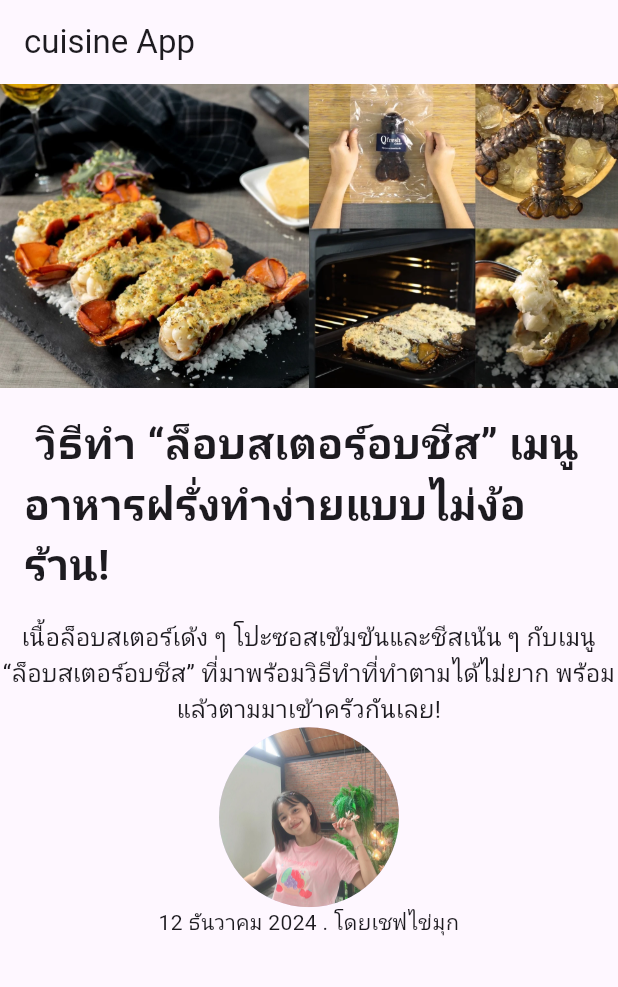
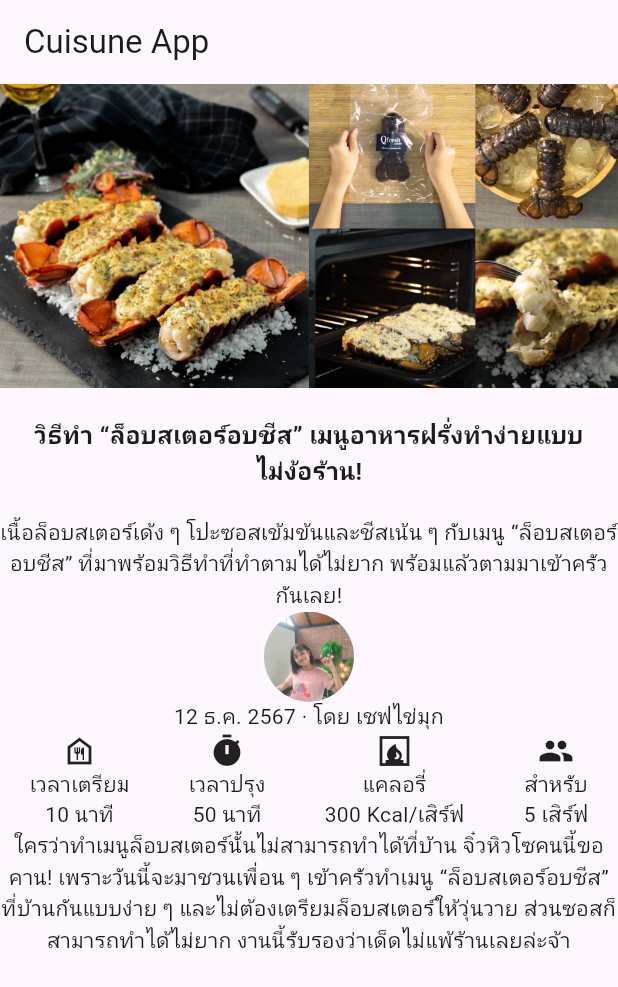
Before and after one commit to Mookditsaya2456/lab3.2_032, a Flutter app: the screen it shows after launch, on a phone screen of 412 x 824 dp. Shown: the top 987 px of the screen. Run offline on Flutter 3.47's test engine with Material 3 defaults, Android fonts, the phone set to English and light mode, and no system bars; our stand-ins replace google_fonts; Roboto replaces fonts that are missing (Itim).

Commit message:
first commit

```diff
--- a/lib/main.dart
+++ b/lib/main.dart
@@ -16,26 +16,10 @@ class MyApp extends StatelessWidget {
       title: 'Flutter Demo',
       theme: ThemeData(
         textTheme: GoogleFonts.itimTextTheme(),
-
-        // This is the theme of your application.
-        //
-        // TRY THIS: Try running your application with "flutter run". You'll see
-        // the application has a purple toolbar. Then, without quitting the app,
-        // try changing the seedColor in the colorScheme below to Colors.green
-        // and then invoke "hot reload" (save your changes or press the "hot
-        // reload" button in a Flutter-supported IDE, or press "r" if you used
-        // the command line to start the app).
-        //
-        // Notice that the counter didn't reset back to zero; the application
-        // state is not lost during the reload. To reset the state, use hot
-        // restart instead.
-        //
-        // This works for code too, not just values: Most code changes can be
-        // tested with just a hot reload.
         colorScheme: ColorScheme.fromSeed(seedColor: Colors.deepPurple),
         useMaterial3: true,
       ),
-      home: const Firstpage(),
+      home: const FirstPage(),
     );
   }
 }
--- a/lib/pages/firstpage.dart
+++ b/lib/pages/firstpage.dart
@@ -1,41 +1,78 @@
 import 'package:flutter/material.dart';
 
-class Firstpage extends StatelessWidget {
-  const Firstpage({super.key});
+class FirstPage extends StatelessWidget {
+  const FirstPage({super.key});
 
   @override
   Widget build(BuildContext context) {
     return Scaffold(
       appBar: AppBar(
-        title: Text("cuisine App"),
+        title: Text("Cuisune App"),
       ),
       body: Column(
         children: [
           Image.asset("assets/cover.jpg"),
           const Padding(
-            padding: EdgeInsets.all(16.0),
-            child: Text(
-              " วิธีทำ “ล็อบสเตอร์อบชีส” เมนูอาหารฝรั่งทำง่ายแบบไม่ง้อร้าน!",
-              style: TextStyle(fontSize: 28, fontWeight: FontWeight.bold),
+            padding: EdgeInsets.all(19.0),
+            child: Center(
+              child: Text(
+                "วิธีทำ “ล็อบสเตอร์อบชีส” เมนูอาหารฝรั่งทำง่ายแบบไม่ง้อร้าน!",
+                style: TextStyle(fontSize: 16, fontWeight: FontWeight.bold),
+                textAlign: TextAlign.center,
+              ),
             ),
           ),
           Center(
             child: Text(
               "เนื้อล็อบสเตอร์เด้ง ๆ โปะซอสเข้มข้นและชีสเน้น ๆ กับเมนู “ล็อบสเตอร์อบชีส” ที่มาพร้อมวิธีทำที่ทำตามได้ไม่ยาก พร้อมแล้วตามมาเข้าครัวกันเลย! ",
-              style: TextStyle(fontSize: 16),
+              style: TextStyle(fontSize: 14),
               textAlign: TextAlign.center,
             ),
           ),
           CircleAvatar(
-            radius: 60,
+            radius: 30,
             backgroundImage: AssetImage("assets/profile.jpg"),
           ),
           Center(
-            child: Text(
-              "12 ธันวาคม 2024 . โดยเชฟไข่มุก",
-              style: TextStyle(fontSize: 14),
-              textAlign: TextAlign.center,
-            ),
+              child: Text("12 ธ.ค. 2567 · โดย เชฟไข่มุก ",
+                  style: TextStyle(fontSize: 14), textAlign: TextAlign.center)),
+          Row(
+            mainAxisAlignment: MainAxisAlignment.spaceAround,
+            children: [
+              Column(
+                children: [
+                  Icon(Icons.food_bank_outlined),
+                  Text("เวลาเตรียม"),
+                  Text("10 นาที"),
+                ],
+              ),
+              Column(
+                children: [
+                  Icon(Icons.timer),
+                  Text("เวลาปรุง"),
+                  Text("50 นาที")
+                ],
+              ),
+              Column(
+                children: [
+                  Icon(Icons.fireplace),
+                  Text("แคลอรี่"),
+                  Text("300 Kcal/เสิร์ฟ")
+                ],
+              ),
+              Column(
+                children: [
+                  Icon(Icons.people),
+                  Text("สำหรับ"),
+                  Text("5 เสิร์ฟ")
+                ],
+              ),
+            ],
+          ),
+          Text(
+            "ใครว่าทำเมนูล็อบสเตอร์นั้นไม่สามารถทำได้ที่บ้าน จิ๋วหิวโซคนนี้ขอคาน! เพราะวันนี้จะมาชวนเพื่อน ๆ เข้าครัวทำเมนู “ล็อบสเตอร์อบชีส” ที่บ้านกันแบบง่าย ๆ และไม่ต้องเตรียมล็อบสเตอร์ให้วุ่นวาย ส่วนซอสก็สามารถทำได้ไม่ยาก งานนี้รับรองว่าเด็ดไม่แพ้ร้านเลยล่ะจ้า ",
+            style: TextStyle(fontSize: 14),
+            textAlign: TextAlign.center,
           ),
         ],
       ),
```
